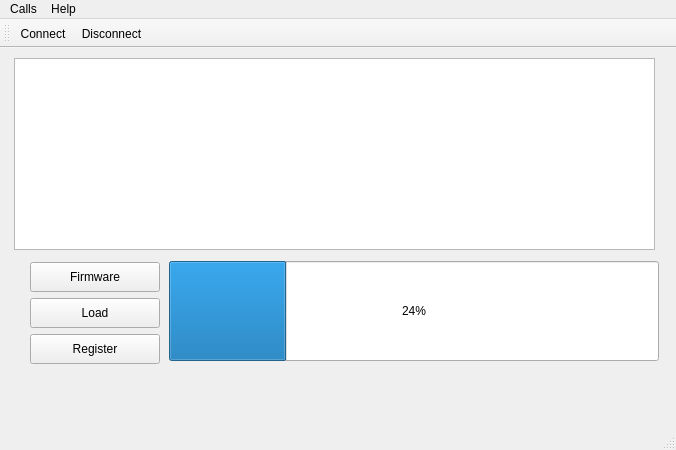
First picture: the form in mainwindow.ui, repository IMProject/IMFlasher, before the edit.
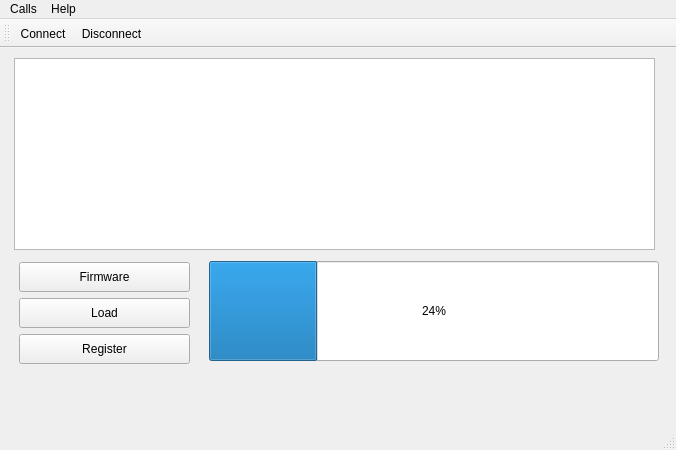
Second picture: the form after the edit. Icons and pictures are not drawn.

```diff
--- a/mainwindow.ui
+++ b/mainwindow.ui
@@ -40,9 +40,9 @@
    <widget class="QProgressBar" name="progressBar">
     <property name="geometry">
      <rect>
-      <x>169</x>
+      <x>209</x>
       <y>213</y>
-      <width>490</width>
+      <width>450</width>
       <height>100</height>
      </rect>
     </property>
@@ -54,7 +54,7 @@
     </property>
     <property name="minimumSize">
      <size>
-      <width>490</width>
+      <width>450</width>
       <height>100</height>
      </size>
     </property>
@@ -65,9 +65,9 @@
    <widget class="QPushButton" name="selectFirmware">
     <property name="geometry">
      <rect>
-      <x>30</x>
+      <x>19</x>
       <y>214</y>
-      <width>130</width>
+      <width>171</width>
       <height>30</height>
      </rect>
     </property>
@@ -90,9 +90,9 @@
    <widget class="QPushButton" name="loadFirmware">
     <property name="geometry">
      <rect>
-      <x>30</x>
+      <x>19</x>
       <y>250</y>
-      <width>130</width>
+      <width>171</width>
       <height>30</height>
      </rect>
     </property>
@@ -115,9 +115,9 @@
    <widget class="QPushButton" name="registerButton">
     <property name="geometry">
      <rect>
-      <x>30</x>
+      <x>19</x>
       <y>286</y>
-      <width>130</width>
+      <width>171</width>
       <height>30</height>
      </rect>
     </property>
```
Left out of the diff: 2 changed lines with no effect on the pictures.
